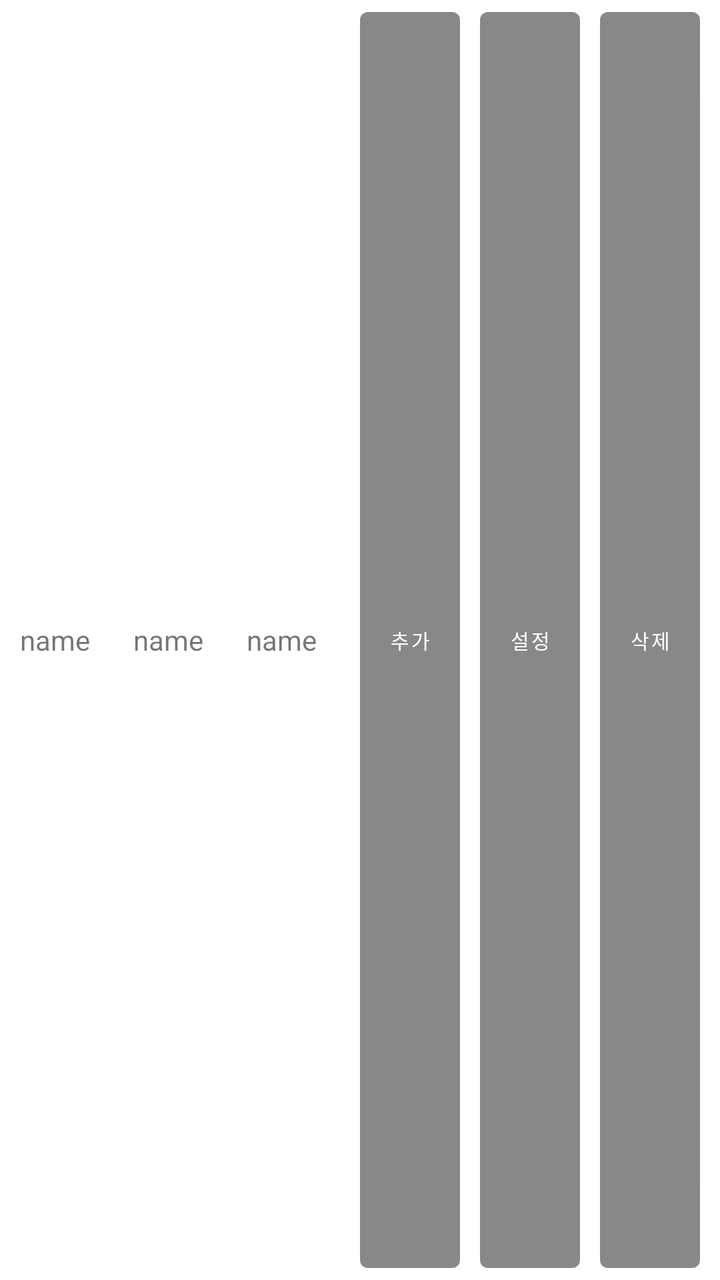
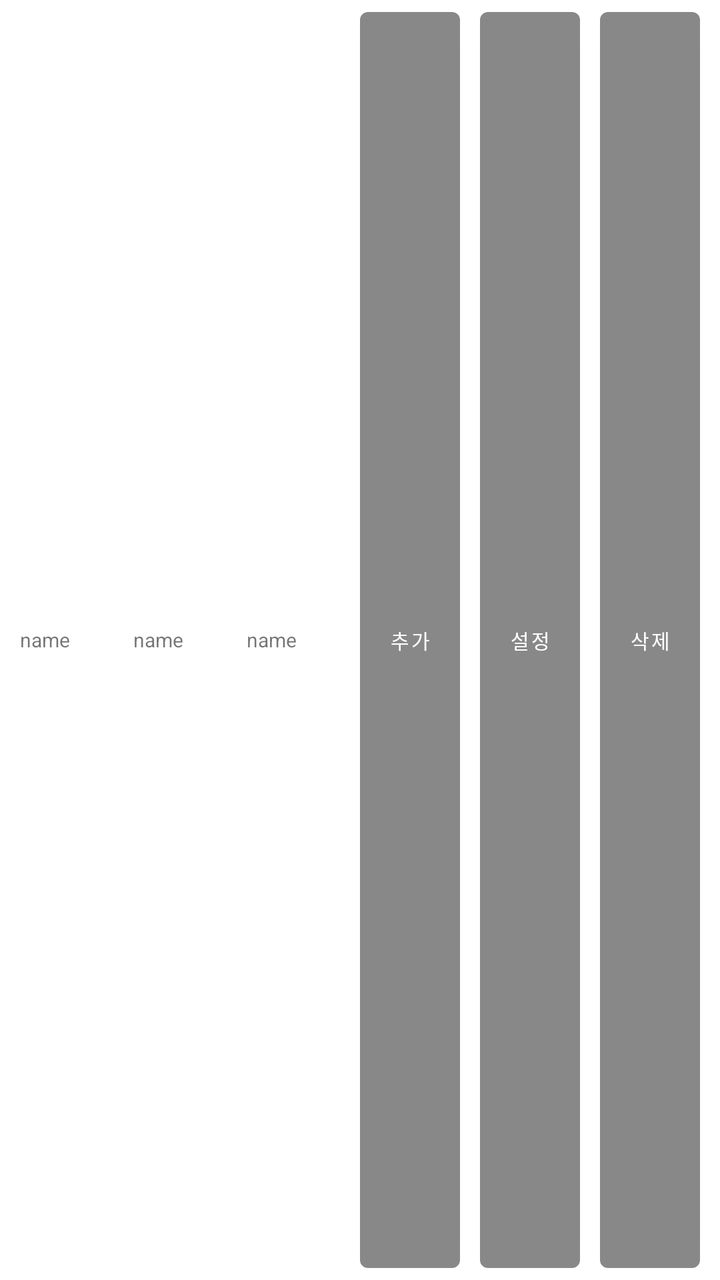

The first picture is an Android layout as it rendered before a commit; the second is the same layout after the commit. The layout source and the unified diff follow.
<!-- AndroidManifest.xml: application theme AppTheme -->
<!-- res/layout/item_deposit.xml -->
<?xml version="1.0" encoding="utf-8"?>
<androidx.appcompat.widget.LinearLayoutCompat
    xmlns:android="http://schemas.android.com/apk/res/android"
    xmlns:app="http://schemas.android.com/apk/res-auto"
    xmlns:tools="http://schemas.android.com/tools"
    android:layout_width="match_parent"
    android:layout_height="40dp"
    android:orientation="horizontal"
    android:paddingStart="5dp"
    android:paddingEnd="5dp"
    tools:context=".ui.view.activity.MainActivity">
    <TextView
        android:id="@+id/tvDate"
        android:layout_weight="1"
        android:text="name"
        android:gravity="center_vertical"
        android:layout_marginHorizontal="5dp"
        android:layout_width="match_parent"
        android:layout_height="match_parent"/>
    <TextView
        android:id="@+id/tvMoney"
        android:layout_weight="1"
        android:text="name"
        android:gravity="center_vertical"
        android:layout_marginHorizontal="5dp"
        android:layout_width="match_parent"
        android:layout_height="match_parent"/>
    <TextView
        android:id="@+id/tvName"
        android:layout_weight="1"
        android:text="name"
        android:gravity="center_vertical"
        android:layout_marginHorizontal="5dp"
        android:layout_width="match_parent"
        android:layout_height="match_parent"/>
    <Button
        android:id="@+id/btnAdd"
        android:layout_width="50dp"
        android:layout_height="match_parent"
        android:layout_marginHorizontal="5dp"
        android:padding="0dp"
        android:textSize="10sp"
        android:text="추가"/>
    <Button
        android:id="@+id/btnSetValue"
        android:layout_width="50dp"
        android:layout_height="match_parent"
        android:layout_marginHorizontal="5dp"
        android:padding="0dp"
        android:textSize="10sp"
        android:text="설정"/>
    <Button
        android:id="@+id/btnDelete"
        android:layout_width="50dp"
        android:layout_height="match_parent"
        android:layout_marginHorizontal="5dp"
        android:padding="0dp"
        android:textSize="10sp"
        android:text="삭제"/>
</androidx.appcompat.widget.LinearLayoutCompat>
<!-- resources referenced by this layout -->
<resources>
  <style name="AppTheme" parent="Theme.MaterialComponents.DayNight.NoActionBar">
          
          <item name="colorPrimary">@color/primary</item>
          <item name="colorPrimaryVariant">@color/primary</item>
          <item name="colorOnPrimary">@color/white</item>
          
          <item name="colorSecondary">@color/secondary</item>
          <item name="colorSecondaryVariant">@color/secondaryVarient</item>
          <item name="colorOnSecondary">@color/black</item>
          
          <item name="android:statusBarColor" tools:targetApi="l">?attr/colorPrimaryVariant</item>
          
          <item name="android:windowNoTitle">true</item>
      </style>
  <color name="primary">#FF888888</color>
  <color name="white">#FFFFFFFF</color>
  <color name="secondary">#FFF5F5DC</color>
  <color name="secondaryVarient">#FFe0e094</color>
  <color name="black">#FF000000</color>
</resources>

<!-- the commit's change to res/layout/item_deposit.xml (unified diff, before → after) -->
@@ -12,6 +12,7 @@
     <TextView
         android:id="@+id/tvDate"
         android:layout_weight="1"
+        android:textSize="10sp"
         android:text="name"
         android:gravity="center_vertical"
         android:layout_marginHorizontal="5dp"
@@ -21,6 +22,7 @@
         android:id="@+id/tvMoney"
         android:layout_weight="1"
         android:text="name"
+        android:textSize="10sp"
         android:gravity="center_vertical"
         android:layout_marginHorizontal="5dp"
         android:layout_width="match_parent"
@@ -29,6 +31,7 @@
         android:id="@+id/tvName"
         android:layout_weight="1"
         android:text="name"
+        android:textSize="10sp"
         android:gravity="center_vertical"
         android:layout_marginHorizontal="5dp"
         android:layout_width="match_parent"
